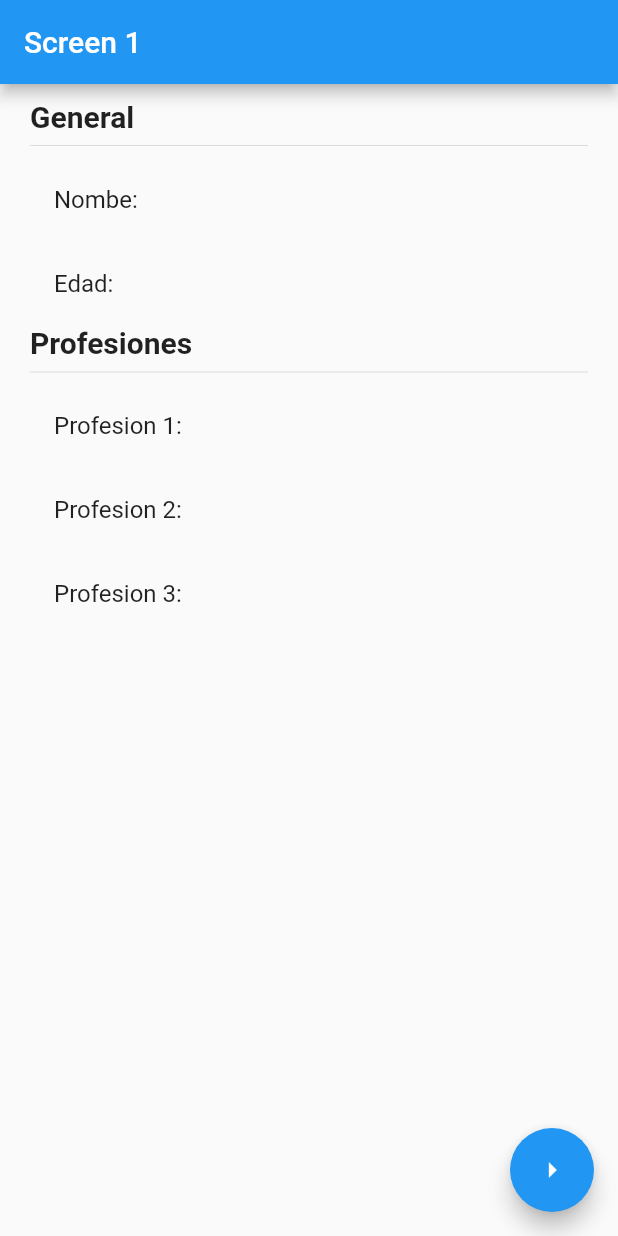
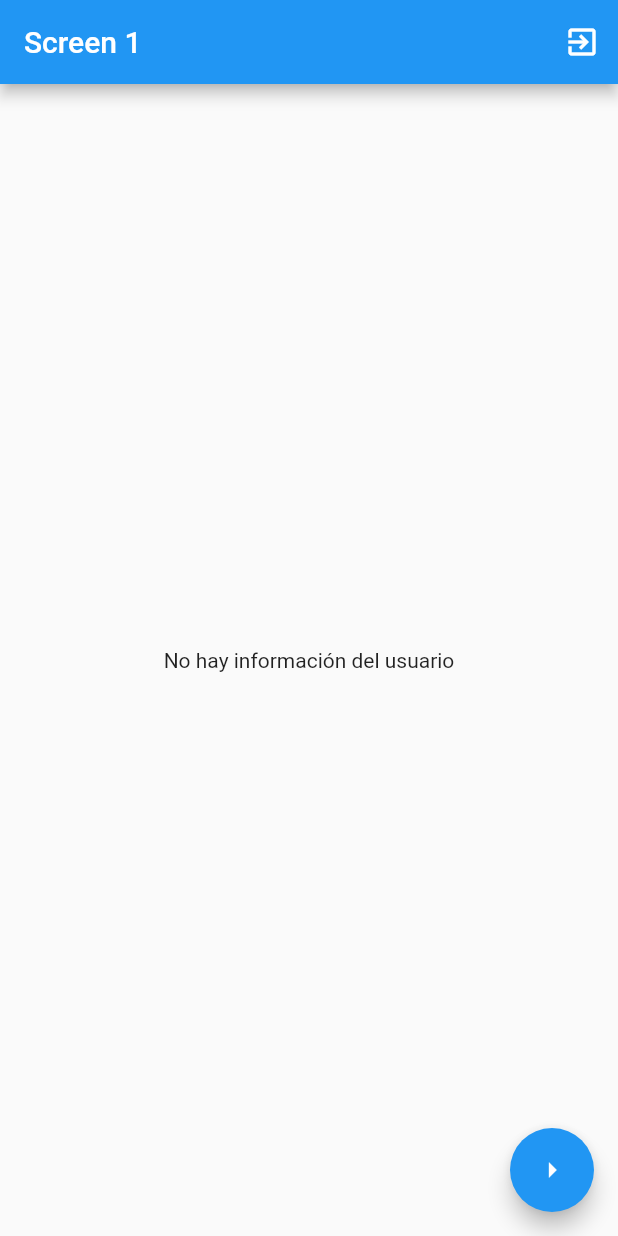
Before and after one commit to David2708/Gestores_de_estados-flutter, a Flutter app: the screen it shows after launch, on a phone screen of 412 x 824 dp. Run offline on Flutter 3.47's test engine with Material 2 defaults, Android fonts, the phone set to English and light mode, and no system bars; our stand-ins replace flutter_bloc.

Commit message:
rama cubit terminada

```diff
--- /dev/null
+++ b/lib/bloc/usuario/usuario_cubit.dart
@@ -0,0 +1,41 @@
+
+
+import 'package:flutter/cupertino.dart';
+import 'package:flutter_bloc/flutter_bloc.dart';
+
+import '../../models/usuario.dart';
+
+part 'usuario_state.dart';
+
+class UsuarioCubit extends Cubit<UsuarioState> {
+
+  UsuarioCubit() : super( UsuarioInitial() ) ;
+
+  void seleccionaUSuario(Usuario user){
+    emit( UsuarioActivo(user) );
+  }
+
+  void cambiarEdad( int edad ){
+
+    final currentState = state;
+    if (currentState is UsuarioActivo){
+      final newUser = currentState.usuario.copyWith(edad: 30);
+      emit( UsuarioActivo(newUser) );
+    }
+
+  }
+
+  void agregarProfesion(String profesion){
+    final currentState = state;
+    if (currentState is UsuarioActivo){
+      final newProfesiones = [...currentState.usuario.profesiones, profesion];
+      final newUser = currentState.usuario.copyWith(profesiones: newProfesiones);
+      emit( UsuarioActivo(newUser) );
+    }
+  }
+
+  void borrarUsuario(){
+    emit(UsuarioInitial());
+  }
+
+}
--- /dev/null
+++ b/lib/bloc/usuario/usuario_state.dart
@@ -0,0 +1,16 @@
+
+part of 'usuario_cubit.dart';
+
+@immutable
+abstract class UsuarioState{}
+
+class UsuarioInitial extends UsuarioState {
+  final existeUSuario = false;
+}
+
+class UsuarioActivo extends UsuarioState {
+  final existeUsuario = true;
+  final Usuario usuario;
+
+  UsuarioActivo(this.usuario);
+}
--- a/lib/main.dart
+++ b/lib/main.dart
@@ -1,5 +1,7 @@
+import 'package:estados/bloc/usuario/usuario_cubit.dart';
 import 'package:estados/screens/screen1.dart';
 import 'package:flutter/material.dart';
+import 'package:flutter_bloc/flutter_bloc.dart';
 
 import 'screens/screen2.dart';
 
@@ -10,7 +12,11 @@ class MyApp extends StatelessWidget {
 
   @override
   Widget build(BuildContext context) {
-    return MaterialApp(
+    return MultiBlocProvider(
+      providers: [
+        BlocProvider(create: (_) => UsuarioCubit(),)
+      ],
+      child: MaterialApp(
         debugShowCheckedModeBanner: false,
         title: 'Material App',
         initialRoute: 'screen1',
@@ -18,6 +24,7 @@ class MyApp extends StatelessWidget {
           'screen1' :(context) => const Screen1(),
           'screen2' :(context) => const Screen2(),
         },
+      ),
     );
   }
 }
--- a/lib/models/usuario.dart
+++ b/lib/models/usuario.dart
@@ -12,4 +12,14 @@ class Usuario {
     required this.profesiones,
   });
 
+  copyWith({
+    String? nombre,
+    int? edad,
+    List<String>? profesiones
+  })=>Usuario(
+      nombre: nombre ?? this.nombre,
+      edad: edad ?? this.edad,
+      profesiones: profesiones ?? this.profesiones
+    );
+
 }
--- a/lib/screens/screen1.dart
+++ b/lib/screens/screen1.dart
@@ -1,4 +1,8 @@
+import 'package:estados/models/usuario.dart';
 import 'package:flutter/material.dart';
+import 'package:flutter_bloc/flutter_bloc.dart';
+
+import 'package:estados/bloc/usuario/usuario_cubit.dart';
 
 class Screen1 extends StatelessWidget {
 
@@ -9,8 +13,15 @@ class Screen1 extends StatelessWidget {
     return Scaffold(
       appBar: AppBar(
         title: const Text('Screen 1'),
+        actions: [
+          IconButton(
+            onPressed: () => context.read<UsuarioCubit>().borrarUsuario(),
+            icon: const Icon(Icons.exit_to_app)
+          )
+        ],
       ),
-      body: const _USerInformation(),
+
+      body: const _BodyScaffold(),
       floatingActionButton: FloatingActionButton(
         child: const Icon(Icons.arrow_right_sharp),
         onPressed: () => Navigator.pushNamed(context, 'screen2'),
@@ -19,10 +30,49 @@ class Screen1 extends StatelessWidget {
   }
 }
 
-class _USerInformation extends StatelessWidget {
-  const _USerInformation({
+class _BodyScaffold extends StatelessWidget {
+  const _BodyScaffold({
     Key? key,
   }) : super(key: key);
+
+  @override
+  Widget build(BuildContext context) {
+    return BlocBuilder<UsuarioCubit, UsuarioState>(
+      builder: ( _ , state) {
+
+        print(state);
+
+        switch (state.runtimeType) {
+          case UsuarioInitial:
+            return const Center(child: Text('No hay información del usuario'));
+
+          case UsuarioActivo:
+            return _UserInformation(user: (state as UsuarioActivo).usuario,);
+
+          default:
+            return const Center(child: Text('Estado desconocido'));
+        }
+
+        // if(state is UsuarioInitial){
+        //   return const Center(child: Text('No hay información del usuario'));
+        // } else if (state is UsuarioActivo){
+        //   return _UserInformation(user: state.usuario,);
+        // } else {
+        //   return const Center(child: Text('Estado desconocido'));
+        // }
+
+      },
+    );
+  }
+}
+
+class _UserInformation extends StatelessWidget {
+
+  const _UserInformation({
+    Key? key, required this.user,
+  }) : super(key: key);
+
+  final Usuario user;
 
   @override
   Widget build(BuildContext context) {
@@ -32,19 +82,24 @@ class _USerInformation extends StatelessWidget {
       padding: const EdgeInsets.symmetric(vertical: 10, horizontal: 20),
        child: Column(
         crossAxisAlignment: CrossAxisAlignment.start,
-        children: const [
-          Text('General' , style: TextStyle( fontSize: 20, fontWeight: FontWeight.bold ),),
-          Divider(),
+        children: [
+          const Text('General' , style: TextStyle( fontSize: 20, fontWeight: FontWeight.bold ),),
+          const Divider(),
 
-          ListTile( title: Text('Nombe: '), ),
-          ListTile( title: Text('Edad: '), ),
+          ListTile( title: Text('Nombe: ${user.nombre}'), ),
+          ListTile( title: Text('Edad: ${user.edad}'), ),
 
-          Text('Profesiones' , style: TextStyle( fontSize: 20, fontWeight: FontWeight.bold ),),
-          Divider(),
+          const Text('Profesiones' , style: TextStyle( fontSize: 20, fontWeight: FontWeight.bold ),),
+          const Divider(),
 
-          ListTile( title: Text('Profesion 1: '), ),
-          ListTile( title: Text('Profesion 2: '), ),
-          ListTile( title: Text('Profesion 3: '), ),
+          Expanded(
+            child: ListView.builder(
+              itemCount: user.profesiones.length,
+              itemBuilder: ( _ , index) => ListTile( title: Text('Profesion 1: ${user.profesiones[index]}')) ,
+            ),
+          )
+
+          ,
         ],
        )
     );
--- a/pubspec.yaml
+++ b/pubspec.yaml
@@ -36,6 +36,7 @@ dependencies:
   # The following adds the Cupertino Icons font to your application.
   # Use with the CupertinoIcons class for iOS style icons.
   cupertino_icons: ^1.0.2
+  flutter_bloc: ^8.1.1
 
 dev_dependencies:
   flutter_test:
```
Also changed, not shown: lib/screens/screen2.dart (+20 -3 lines), pubspec.lock. Lines whose indentation alone changed are shown as unchanged.
